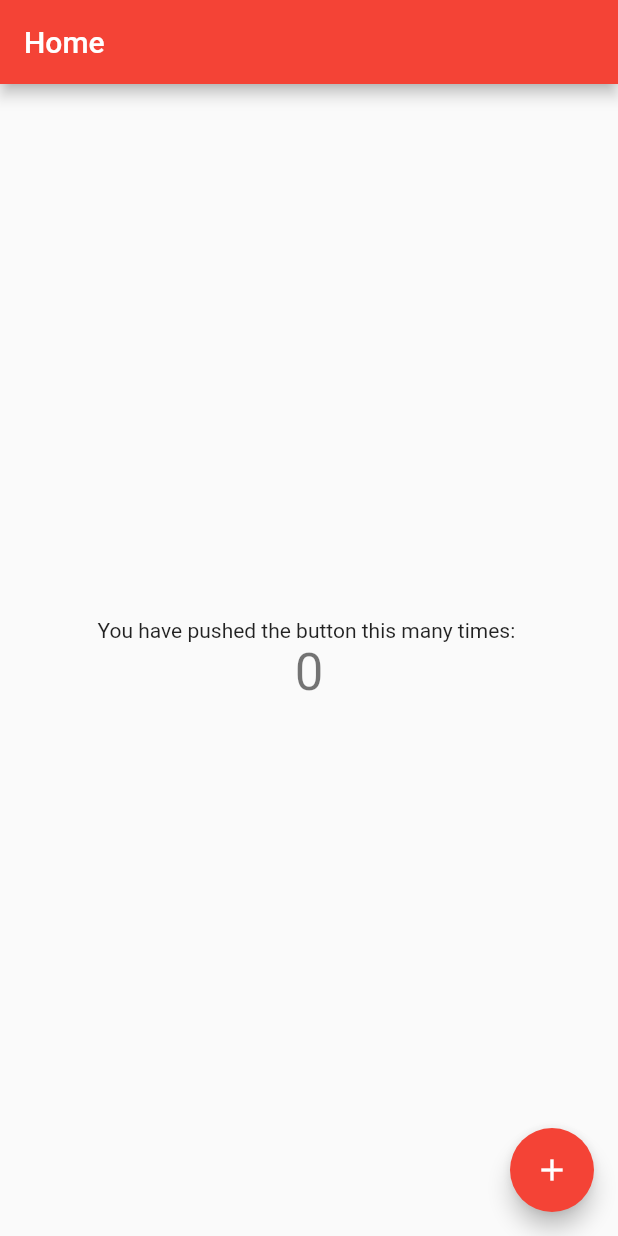
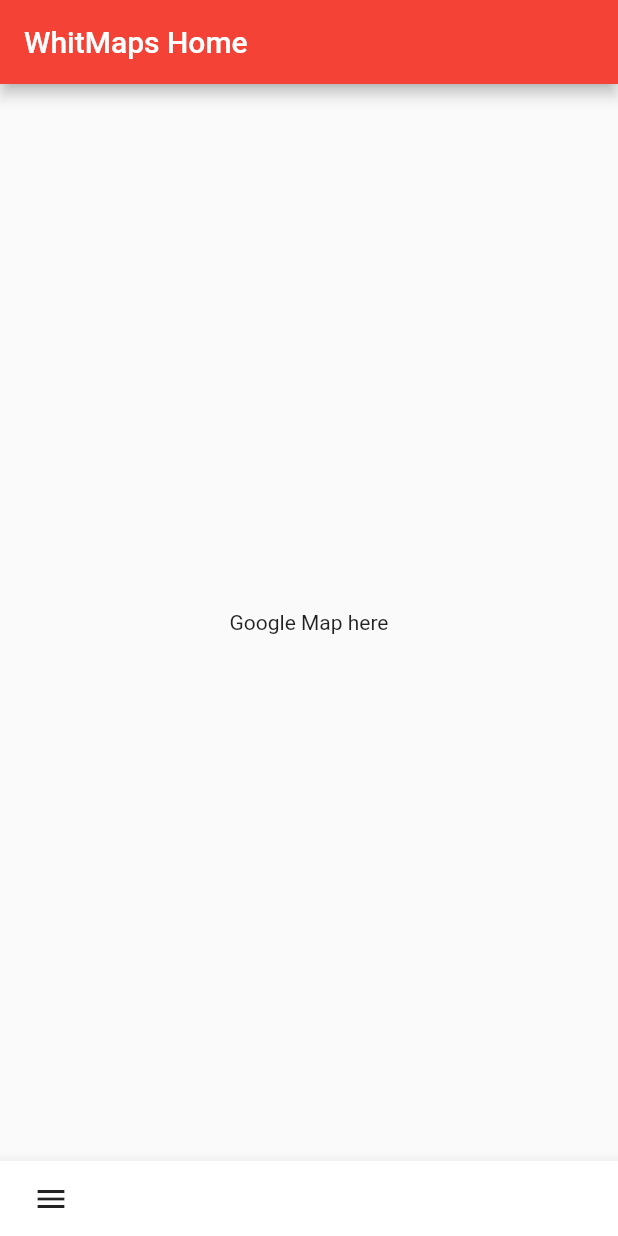
Before and after one commit to ngraham20/WhitMaps, a Flutter app: the screen it shows after launch, on a phone screen of 412 x 824 dp. Run offline on Flutter 3.47's test engine with Material 2 defaults, Android fonts, the phone set to English and light mode, and no system bars.

Commit message:
Auto stash before rebase of "origin/develop"
Basic bottom nav drawer added

```diff
--- a/lib/main.dart
+++ b/lib/main.dart
@@ -21,7 +21,7 @@ class WhitMaps extends StatelessWidget {
         // is not restarted.
         primarySwatch: Colors.red,
       ),
-      home: Homepage(title: 'Home'),
+      home: BottomNavDrawer(title: 'Home'),
     );
   }
 }
--- a/lib/screens/homescreen.dart
+++ b/lib/screens/homescreen.dart
@@ -1,47 +1,66 @@
 import 'package:flutter/material.dart';
 
-class Homepage extends StatefulWidget {
-  Homepage({Key key, this.title}) : super(key: key);
-
+class BottomNavDrawer extends StatefulWidget {
+  BottomNavDrawer({Key key, this.title}) : super(key: key);
   final String title;
 
   @override
-  _HomepageState createState() => _HomepageState();
+  BottomNavDrawerState createState() {
+    return new BottomNavDrawerState();
+  }
 }
 
-class _HomepageState extends State<Homepage> {
-  int _counter = 0;
+class BottomNavDrawerState extends State<BottomNavDrawer> {
+  static final List<String> _listViewData = [
+    "Search for a location",
+    "Route to Location",
+    "Phone book"
+  ];
 
-  void _incrementCounter() {
-    setState(() {
-      _counter++;
-    });
+  _showDrawer() {
+    showModalBottomSheet(
+        context: context,
+        builder: (context) {
+          return Container(
+            child: ListView(
+              children: [
+                Column(
+                  mainAxisSize: MainAxisSize.min,
+                  crossAxisAlignment: CrossAxisAlignment.start,
+                  children: _listViewData
+                      .map((data) => ListTile(
+                    title: Text(data),
+                  ))
+                      .toList(),
+                )
+              ],
+            ),
+          );
+        });
   }
 
   @override
   Widget build(BuildContext context) {
     return Scaffold(
       appBar: AppBar(
-        title: Text(widget.title),
+        title: Text("WhitMaps Home"),
+      ),
+      bottomNavigationBar: BottomAppBar(
+        child: Container(
+          padding: EdgeInsets.symmetric(horizontal: 10.0),
+          height: 50.0,
+          child: Row(
+            children: <Widget>[
+              IconButton(
+                icon: Icon(Icons.menu),
+                onPressed: _showDrawer,
+              )
+            ],
+          ),
+        ),
       ),
       body: Center(
-        child: Column(
-          mainAxisAlignment: MainAxisAlignment.center,
-          children: <Widget>[
-            Text(
-              "You have pushed the button this many times: ",
-            ),
-            Text(
-              "$_counter",
-              style: Theme.of(context).textTheme.display1,
-            ),
-          ],
-        ),
-      ),
-      floatingActionButton: FloatingActionButton(
-        onPressed: _incrementCounter,
-        tooltip: "Increment",
-        child: Icon(Icons.add),
+        child: Text('Google Map here'),
       ),
     );
   }
```
Also changed, not shown: 6 other files.
